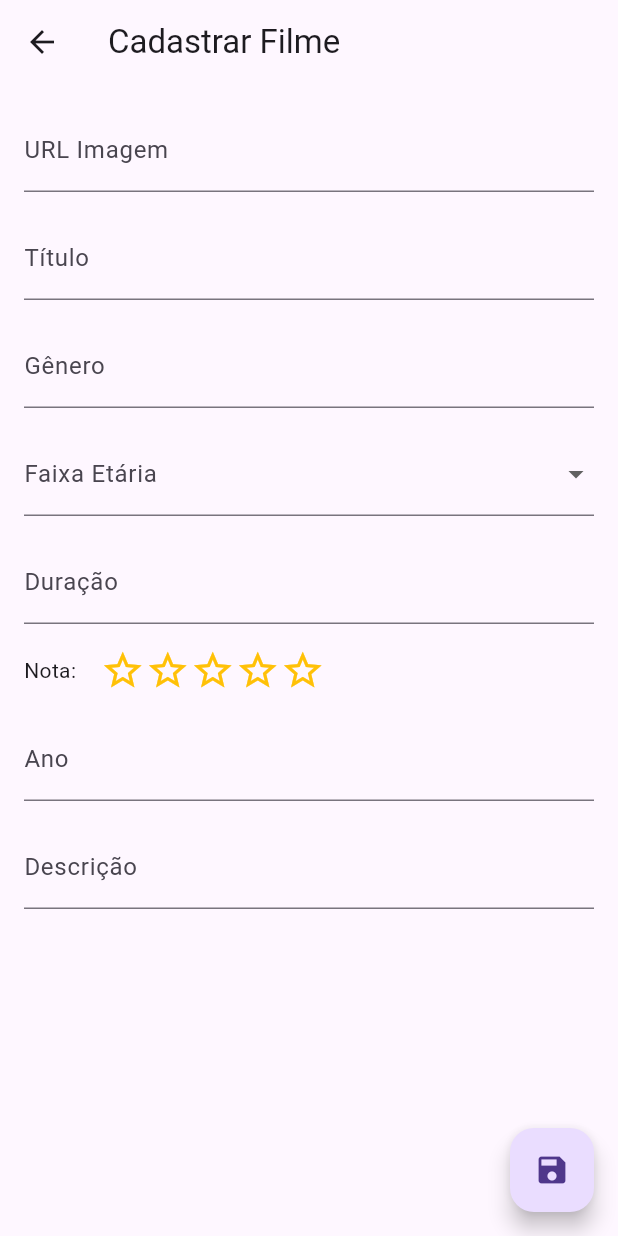
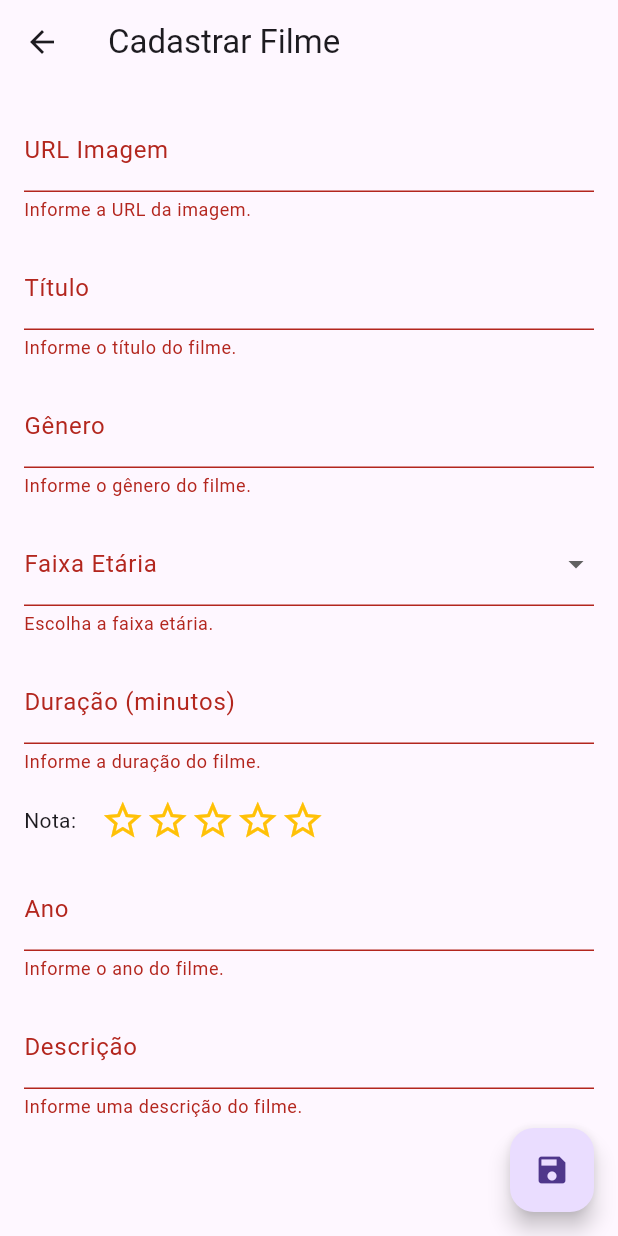
Before and after one commit to LuisOtavioPessoa/Cadastro_Filmes_Flutter, a Flutter app: the CadastrarFilme screen opened directly, after a tap on the "save" icon, on a phone screen of 412 x 824 dp. Run offline on Flutter 3.47's test engine with Material 3 defaults, Android fonts, the phone set to English and light mode, and no system bars; our stand-ins replace flutter_rating_bar, smooth_star_rating_null_safety, sqflite; accounts and stored records are empty; network calls fail.

Commit message:
Formulário conectado com banco de dados

```diff
--- a/lib/database/filme_dao.dart
+++ b/lib/database/filme_dao.dart
@@ -17,18 +17,26 @@ class FilmeDao {
 static Future<List<Filme>> buscarTodos() async {
   try {
     Database db = await FilmeConnection.getConnection();
-      //SELECT * FROM filmes
+    // Executa a consulta no banco de dados
     List<Map<String, Object?>> ListMap = await db.query('filmes');
+
+    // Verificação: imprime os filmes encontrados no console
+    print('Filmes encontrados: $ListMap');
+
+    // Converte os dados do banco de dados em uma lista de objetos Filme
     List<Filme> filmes = [];
     for (Map<String, Object?> map in ListMap) {
       filmes.add(Filme.fromMap(map));
     }
+
     return filmes;
   } catch (ex) {
-      print(ex);
+    // Em caso de erro, imprime a exceção no console
+    print('Erro ao buscar filmes: $ex');
     return [];
   }
 }
+
 
   static Future<int?> atualizar(int id, Filme filme) async {
     try {
--- a/lib/screens/adicionar_filme.dart
+++ b/lib/screens/adicionar_filme.dart
@@ -1,19 +1,7 @@
 import 'package:flutter/material.dart';
+import 'package:myapp/database/filme_dao.dart';
 import 'package:smooth_star_rating_null_safety/smooth_star_rating_null_safety.dart';
-
-class MyApp extends StatelessWidget {
-  const MyApp({super.key});
-
-  @override
-  Widget build(BuildContext context) {
-    return MaterialApp(
-      debugShowCheckedModeBanner: false,
-      title: 'Cadastrar Filme',
-      theme: ThemeData(primarySwatch: Colors.blue),
-      home: const CadastrarFilme(),
-    );
-  }
-}
+import 'package:myapp/model/filme.dart';   // Importando o modelo Filme
 
 class CadastrarFilme extends StatefulWidget {
   const CadastrarFilme({super.key});
@@ -28,6 +16,52 @@ class _CadastrarFilmeState extends State<CadastrarFilme> {
   String? _faixaSelecionada;
   double _nota = 0;
 
+  // Controladores para capturar os dados dos campos
+  final TextEditingController _urlImagemController = TextEditingController();
+  final TextEditingController _tituloController = TextEditingController();
+  final TextEditingController _generoController = TextEditingController();
+  final TextEditingController _duracaoController = TextEditingController();
+  final TextEditingController _anoController = TextEditingController();
+  final TextEditingController _descricaoController = TextEditingController();
+
+  // Função para salvar os dados no banco
+  void _salvarFilme() async {
+    // Verificar se o formulário é válido
+    if (_formKey.currentState!.validate()) {
+      // Criando o objeto Filme com os dados inseridos
+      Filme filme = Filme(
+        _urlImagemController.text,  // URL da imagem
+        _tituloController.text,     // Título
+        _generoController.text,     // Gênero
+        _faixaSelecionada ?? '',    // Faixa Etária
+        int.parse(_duracaoController.text),  // Duração (convertido para int)
+        _nota.toInt(),              // Pontuação (convertido para int)
+        _descricaoController.text,  // Descrição
+        int.parse(_anoController.text),  // Ano (convertido para int)
+      );
+
+      // Chama o DAO para inserir o filme no banco
+      await FilmeDao.inserir(filme);
+
+      // Exibir uma mensagem de sucesso
+      ScaffoldMessenger.of(context).showSnackBar(
+        const SnackBar(content: Text('Filme cadastrado com sucesso!')),
+      );
+
+      // Limpar os campos após salvar
+      setState(() {
+        _urlImagemController.clear();
+        _tituloController.clear();
+        _generoController.clear();
+        _faixaSelecionada = null;
+        _duracaoController.clear();
+        _nota = 0;
+        _anoController.clear();
+        _descricaoController.clear();
+      });
+    }
+  }
+
   @override
   Widget build(BuildContext context) {
     return Scaffold(
@@ -41,27 +75,40 @@ class _CadastrarFilmeState extends State<CadastrarFilme> {
           child: ListView(
             children: [
               TextFormField(
-                decoration: const InputDecoration(
-                  labelText: 'URL Imagem',
-                ),
+                controller: _urlImagemController,
+                decoration: const InputDecoration(labelText: 'URL Imagem'),
+                validator: (value) {
+                  if (value == null || value.isEmpty) {
+                    return 'Informe a URL da imagem.';
+                  }
+                  return null;
+                },
               ),
               const SizedBox(height: 16),
               TextFormField(
-                decoration: const InputDecoration(
-                  labelText: 'Título',
-                ),
+                controller: _tituloController,
+                decoration: const InputDecoration(labelText: 'Título'),
+                validator: (value) {
+                  if (value == null || value.isEmpty) {
+                    return 'Informe o título do filme.';
+                  }
+                  return null;
+                },
               ),
               const SizedBox(height: 16),
               TextFormField(
-                decoration: const InputDecoration(
-                  labelText: 'Gênero',
-                ),
+                controller: _generoController,
+                decoration: const InputDecoration(labelText: 'Gênero'),
+                validator: (value) {
+                  if (value == null || value.isEmpty) {
+                    return 'Informe o gênero do filme.';
+                  }
+                  return null;
+                },
               ),
               const SizedBox(height: 16),
               DropdownButtonFormField<String>(
-                decoration: const InputDecoration(
-                  labelText: 'Faixa Etária',
-                ),
+                decoration: const InputDecoration(labelText: 'Faixa Etária'),
                 value: _faixaSelecionada,
                 items: _faixaEtaria.map((faixa) {
                   return DropdownMenuItem(
@@ -74,12 +121,24 @@ class _CadastrarFilmeState extends State<CadastrarFilme> {
                     _faixaSelecionada = value;
                   });
                 },
+                validator: (value) {
+                  if (value == null || value.isEmpty) {
+                    return 'Escolha a faixa etária.';
+                  }
+                  return null;
+                },
               ),
               const SizedBox(height: 16),
               TextFormField(
-                decoration: const InputDecoration(
-                  labelText: 'Duração',
-                ),
+                controller: _duracaoController,
+                decoration: const InputDecoration(labelText: 'Duração (minutos)'),
+                keyboardType: TextInputType.number,
+                validator: (value) {
+                  if (value == null || value.isEmpty) {
+                    return 'Informe a duração do filme.';
+                  }
+                  return null;
+                },
               ),
               const SizedBox(height: 16),
               Row(
@@ -103,29 +162,35 @@ class _CadastrarFilmeState extends State<CadastrarFilme> {
               ),
               const SizedBox(height: 16),
               TextFormField(
-                decoration: const InputDecoration(
-                  labelText: 'Ano',
-                ),
+                controller: _anoController,
+                decoration: const InputDecoration(labelText: 'Ano'),
                 keyboardType: TextInputType.number,
+                validator: (value) {
+                  if (value == null || value.isEmpty) {
+                    return 'Informe o ano do filme.';
+                  }
+                  return null;
+                },
               ),
               const SizedBox(height: 16),
               TextFormField(
-                decoration: const InputDecoration(
-                  labelText: 'Descrição',
-                ),
+                controller: _descricaoController,
+                decoration: const InputDecoration(labelText: 'Descrição'),
                 minLines: 1,
                 maxLines: 5,
+                validator: (value) {
+                  if (value == null || value.isEmpty) {
+                    return 'Informe uma descrição do filme.';
+                  }
+                  return null;
+                },
               ),
             ],
           ),
         ),
       ),
       floatingActionButton: FloatingActionButton(
-        onPressed: () {
-          if (_formKey.currentState!.validate()) {
-            // Ação ao salvar
-          }
-        },
+        onPressed: _salvarFilme,
         child: const Icon(Icons.save),
       ),
     );
```
Lines whose indentation alone changed are shown as unchanged.
